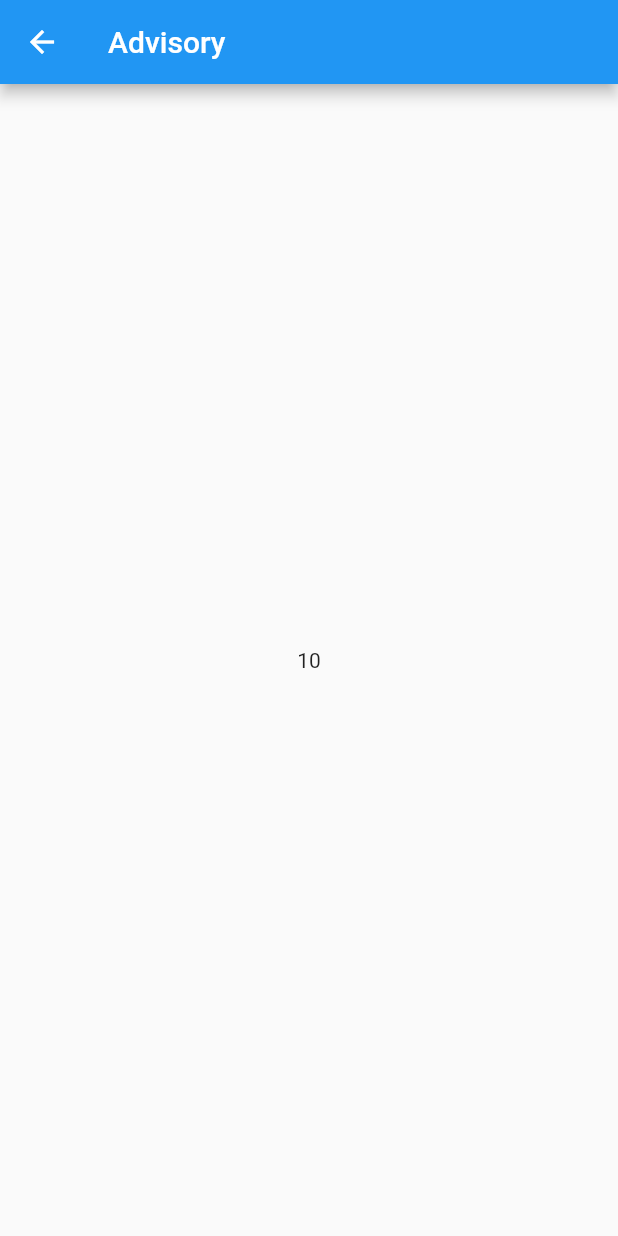
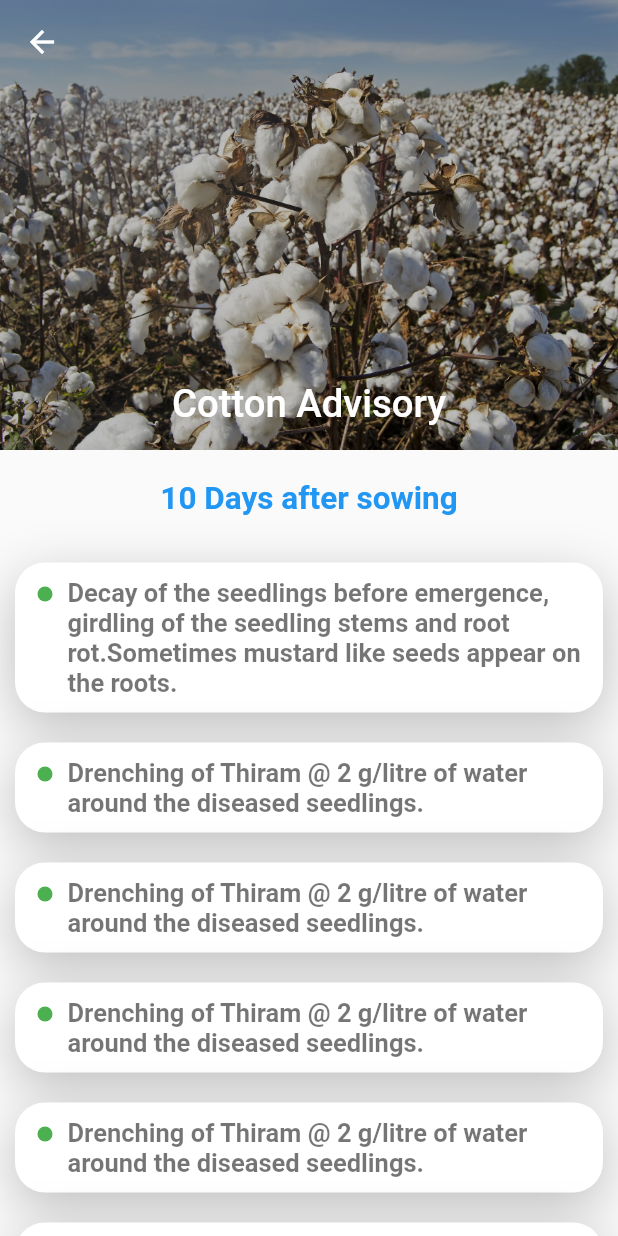
Before and after one commit to AsishGokarakonda/Flutter-Crop-Detection, a Flutter app: the CottonCropHome screen opened by its route, after a tap on an icon or button, on a phone screen of 412 x 824 dp. Run offline on Flutter 3.47's test engine with Material 2 defaults, Android fonts, the phone set to English and light mode, and no system bars; our stand-ins replace awesome_notifications, flutter_secure_storage, font_awesome_flutter, get, google_fonts, google_maps_flutter and 5 more; missing offline and left inert: dart:ffi; accounts and stored records are empty.

Commit message:
showing points in each advisory

```diff
--- a/lib/main.dart
+++ b/lib/main.dart
@@ -87,7 +87,6 @@ static GlobalKey<NavigatorState> navigatorKey = GlobalKey<NavigatorState>();
           MyRoutes.bananahealthhome:(context) => const BananaCropHome(),
           MyRoutes.diseasecheckcrop:(context) => const DiseaseCheckCrop(),
           MyRoutes.settingsRoute:(context) => const SettingsPage(),
-          // MyRoutes.EachAdvisoryRoute:(context) => const EachAdvisory( dasInAdvisory:  , ),
 
         });
   }
--- a/lib/screens/crophealth/EachAdvisory.dart
+++ b/lib/screens/crophealth/EachAdvisory.dart
@@ -1,30 +1,122 @@
 import 'package:flutter/material.dart';
 import 'package:flutter/src/widgets/container.dart';
 import 'package:flutter/src/widgets/framework.dart';
+import '../../utils/api.dart';
 
 class EachAdvisory extends StatefulWidget {
   // create a variable to store the argument passed from the previous page.
 
   final String cropName;
   final String dasInAdvisory;
-  const EachAdvisory({super.key,required this.cropName,required this.dasInAdvisory});
+  const EachAdvisory(
+      {super.key, required this.cropName, required this.dasInAdvisory});
 
   @override
   State<EachAdvisory> createState() => _EachAdvisoryState();
 }
 
 class _EachAdvisoryState extends State<EachAdvisory> {
+  List<BoxShadow> shadowList = [
+    BoxShadow(
+        color: Color.fromARGB(255, 190, 190, 190),
+        blurRadius: 30,
+        offset: Offset(0, 10))
+  ];
+  List<String> Cropadvisory = [];
+  void initState() {
+    if (widget.cropName == 'Cotton') {
+      for (var i = 0;
+          i < CottonAdvisory.fulladvisory[widget.dasInAdvisory]!.length;
+          i++) {
+        // add each string to Cropadvisory list
+        Cropadvisory.add(CottonAdvisory.fulladvisory[widget.dasInAdvisory]![i]);
+      }
+    }
+    print(Cropadvisory);
+    super.initState();
+  }
+
   @override
   Widget build(BuildContext context) {
     return Scaffold(
-      appBar: AppBar(
-        title: const Text('Advisory'),
-      ),
-      body: Center(
-        child: Container(
-          child: Container(child: Text('${widget.dasInAdvisory}')),
-        )
-      ),
-    );
+        body: NestedScrollView(
+            headerSliverBuilder:
+                (BuildContext context, bool innerBoxIsScrolled) {
+              return <Widget>[
+                SliverAppBar(
+                  backgroundColor: Colors.black54,
+                  elevation: 0,
+                  expandedHeight: 300.0,
+                  pinned: true,
+                  flexibleSpace: FlexibleSpaceBar(
+                      centerTitle: true,
+                      // keep title at top
+                      title: Text("${widget.cropName} Advisory",
+                          style: TextStyle(
+                            color: Colors.white,
+                            fontSize: 17.0,
+                          )),
+                      background: Image.asset(
+                        'assets/crophealth/cotton/cottonDay${widget.dasInAdvisory}.jpg',
+                        colorBlendMode: BlendMode.darken,
+                        color: Colors.black.withOpacity(0.25),
+                        fit: BoxFit.cover,
+                      )),
+                ),
+              ];
+            },
+            body: SingleChildScrollView(
+              physics: const BouncingScrollPhysics(),
+              child: Column(children: [
+                Container(
+                  margin:
+                      const EdgeInsets.symmetric(vertical: 20, horizontal: 10),
+                  child: Text(
+                    "${widget.dasInAdvisory} Days after sowing",
+                    style: TextStyle(fontSize: 21, fontWeight: FontWeight.bold, color: Colors.blue),
+                  ),
+                ),
+                // use listview.builder to display the list of strings in Cropadvisory
+                ListView.builder(
+                    physics: const NeverScrollableScrollPhysics(),
+                    shrinkWrap: true,
+                    itemCount: Cropadvisory.length,
+                    itemBuilder: (context, index) {
+                      return Container(
+                        margin: const EdgeInsets.symmetric(
+                            vertical: 10, horizontal: 10),
+                        padding: const EdgeInsets.all(10),
+                        decoration: BoxDecoration(
+                            color: Colors.white,
+                            borderRadius: BorderRadius.circular(20),
+                            boxShadow: shadowList),
+                        child: Row(
+                            mainAxisAlignment: MainAxisAlignment.start,
+                            crossAxisAlignment: CrossAxisAlignment.start ,
+                            children: [
+                              Container(
+                                margin: const EdgeInsets.only(top: 6,left: 5),
+                                height: 10,
+                                width: 10,
+                                decoration: BoxDecoration(
+                                    color: Colors.green,
+                                    borderRadius: BorderRadius.circular(20)),
+                              ),
+                              const SizedBox(
+                                width: 10,
+                              ),
+                              Flexible(
+                                child: Text(
+                                  Cropadvisory[index],
+                                  style: TextStyle(
+                                      fontSize: 17, fontWeight: FontWeight.bold, color: Colors.black54),
+                                ),
+                              )
+                            ],
+                        )
+                      );
+                    })
+              ]),
+            )));
   }
 }
--- a/lib/utils/api.dart
+++ b/lib/utils/api.dart
@@ -39,8 +39,8 @@ class Settings {
 class CottonAdvisory {
   static List advisory = [
     ['10','Decay of the seedlings before emergence, girdling of the seedling stems and root rot.Sometimes mustard like seeds appear on the roots.'],
-    ['10','Decay of the seedlings before emergence, girdling of the seedling stems and root rot.Sometimes mustard like seeds appear on the roots.'],
-    ['10','Decay of the seedlings before emergence, girdling of the seedling stems and root rot.Sometimes mustard like seeds appear on the roots.'],
+    ['15','Scheduled irrigation at 5 cm depth in light/red/sandy loam soils.'],
+    ['20','Adopt Alternatively Alternate Furrow Irrigation (AAFI) in heavy soils (Vertisols), which saves time, labour, irrigation water (to the extent of 30%) and minimizes the long term ill effects of irrigation on soil properties. Drip irrigation can be a viable option under constraints of irrigation water in zone 3 and 8 for hybrid cotton cultivation. Scheduled irrigation at 6 cm depth in black soils.'],
     ['10','Decay of the seedlings before emergence, girdling of the seedling stems and root rot.Sometimes mustard like seeds appear on the roots.'],
     ['10','Decay of the seedlings before emergence, girdling of the seedling stems and root rot.Sometimes mustard like seeds appear on the roots.'],
     ['10','Decay of the seedlings before emergence, girdling of the seedling stems and root rot.Sometimes mustard like seeds appear on the roots.'],
@@ -55,6 +55,11 @@ class CottonAdvisory {
   static Map<String, List> fulladvisory = {
     '10': [
       'Decay of the seedlings before emergence, girdling of the seedling stems and root rot.Sometimes mustard like seeds appear on the roots.',
+      'Drenching of Thiram @ 2 g/litre of water around the diseased seedlings.',
+      'Drenching of Thiram @ 2 g/litre of water around the diseased seedlings.',
+      'Drenching of Thiram @ 2 g/litre of water around the diseased seedlings.',
+      'Drenching of Thiram @ 2 g/litre of water around the diseased seedlings.',
+      'Drenching of Thiram @ 2 g/litre of water around the diseased seedlings.',
       'Drenching of Thiram @ 2 g/litre of water around the diseased seedlings.'
     ]
   };
--- a/pubspec.yaml
+++ b/pubspec.yaml
@@ -75,6 +75,7 @@ flutter:
     - images/crops/
     - assets/profile/
     - assets/crophealth/
+    - assets/crophealth/cotton/
   # An image asset can refer to one or more resolution-specific "variants", see
   # https://flutter.dev/assets-and-images/#resolution-aware
 
```
Also changed, not shown: assets/crophealth/cotton/cottonDay10.jpg (added), assets/crophealth/cotton/cottonDay20.jpg (added), assets/crophealth/cotton/cottonDay30.jpg (added), assets/crophealth/cotton/cottonDay40.jpg (added).
